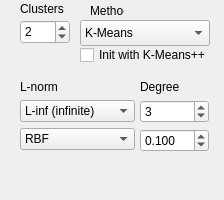
The window that _AlgorithmsPlugins/KernelMethods/paramsKM.ui (b4silio/MLDemos) describes before a commit, drawn with Qt 5.
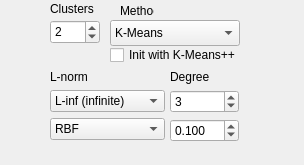
The same window after the commit.

Patch:
```diff
--- a/_AlgorithmsPlugins/KernelMethods/paramsKM.ui
+++ b/_AlgorithmsPlugins/KernelMethods/paramsKM.ui
@@ -6,8 +6,8 @@
    <rect>
     <x>0</x>
     <y>0</y>
-    <width>224</width>
-    <height>200</height>
+    <width>304</width>
+    <height>165</height>
    </rect>
   </property>
   <property name="windowTitle">
@@ -16,7 +16,7 @@
   <widget class="QSpinBox" name="kmeansClusterSpin">
    <property name="geometry">
     <rect>
-     <x>20</x>
+     <x>50</x>
      <y>20</y>
      <width>50</width>
      <height>24</height>
@@ -43,7 +43,7 @@
   <widget class="QCheckBox" name="KMeansPlusPlusCheckBox">
    <property name="geometry">
     <rect>
-     <x>80</x>
+     <x>110</x>
      <y>46</y>
      <width>142</width>
      <height>18</height>
@@ -67,7 +67,7 @@
   <widget class="QComboBox" name="kmeansMethodCombo">
    <property name="geometry">
     <rect>
-     <x>80</x>
+     <x>110</x>
      <y>20</y>
      <width>130</width>
      <height>26</height>
@@ -104,7 +104,7 @@
   <widget class="QLabel" name="label_11">
    <property name="geometry">
     <rect>
-     <x>20</x>
+     <x>50</x>
      <y>1</y>
      <width>50</width>
      <height>16</height>
@@ -122,7 +122,7 @@
   <widget class="QLabel" name="label">
    <property name="geometry">
     <rect>
-     <x>90</x>
+     <x>120</x>
      <y>3</y>
      <width>34</width>
      <height>16</height>
@@ -140,10 +140,10 @@
   <widget class="QWidget" name="widget" native="true">
    <property name="geometry">
     <rect>
-     <x>20</x>
-     <y>80</y>
+     <x>50</x>
+     <y>70</y>
      <width>115</width>
-     <height>101</height>
+     <height>90</height>
     </rect>
    </property>
    <layout class="QVBoxLayout" name="verticalLayout" stretch="0,1">
@@ -272,13 +272,13 @@
   <widget class="QWidget" name="widget_2" native="true">
    <property name="geometry">
     <rect>
-     <x>140</x>
-     <y>80</y>
+     <x>170</x>
+     <y>70</y>
      <width>69</width>
-     <height>101</height>
+     <height>90</height>
     </rect>
    </property>
-   <layout class="QVBoxLayout" name="verticalLayout_2" stretch="0,1">
+   <layout class="QVBoxLayout" name="verticalLayout_2" stretch="0,0">
     <property name="leftMargin">
      <number>0</number>
     </property>
```
